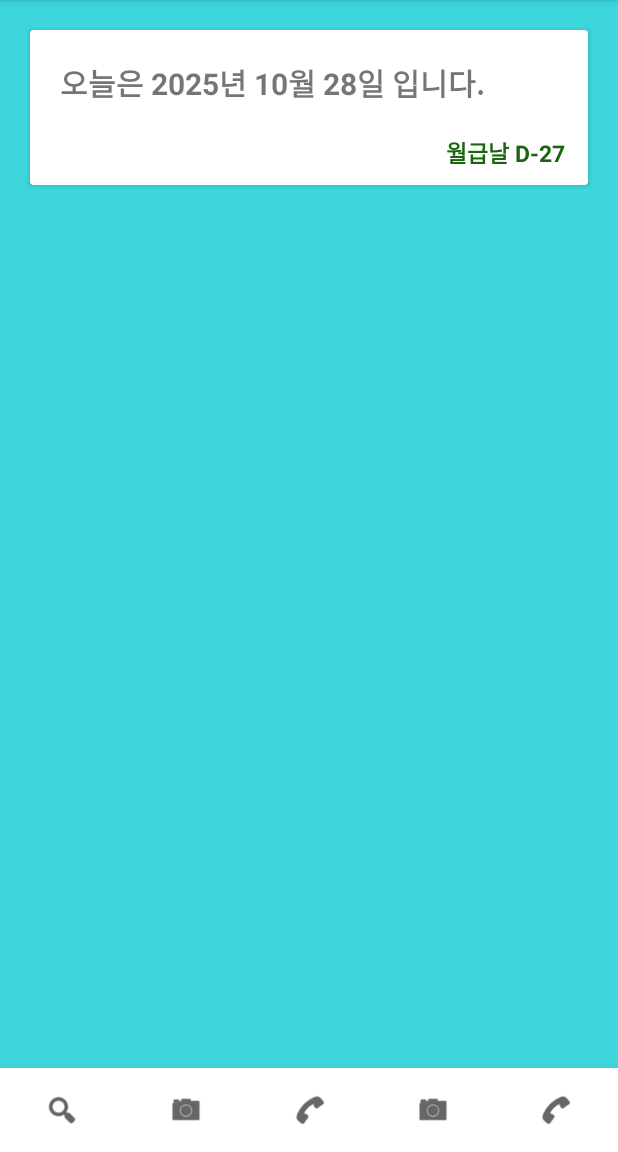
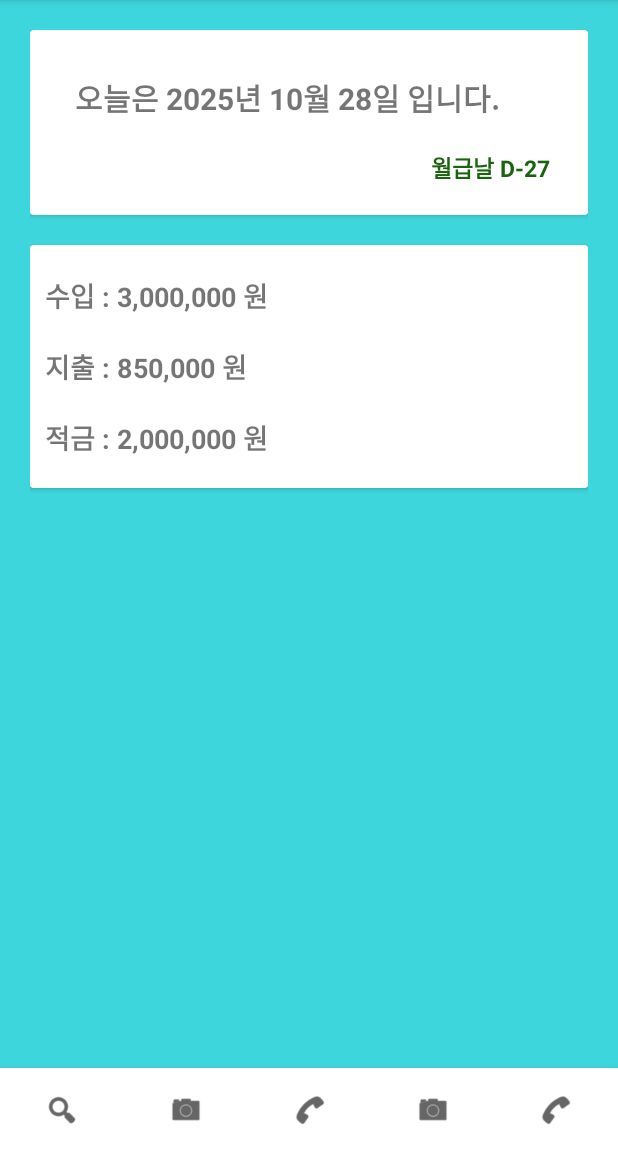
Before and after one commit to gunheehan/AccountBank, an Android app: the screen it shows after launch (MainActivity), on a phone screen of 412 x 824 dp, the part 84-1236 px from its top. Run offline under Robolectric (Android 15) with nearby library versions, the phone set to English and light mode, and no system bars.

Commit message:
컨텐츠 카드 뷰 중첩 및 패딩 적용

```diff
--- a/app/src/main/res/layout/fragment_mainboard.xml
+++ b/app/src/main/res/layout/fragment_mainboard.xml
@@ -1,42 +1,81 @@
 <LinearLayout xmlns:android="http://schemas.android.com/apk/res/android"
     xmlns:tools="http://schemas.android.com/tools"
-    xmlns:app="http://schemas.android.com/apk/res-auto"
     android:layout_width="match_parent"
     android:layout_height="match_parent"
+    android:padding="20dp"
     android:background="#3DD6DC"
+    android:orientation="vertical"
     tools:context=".MainboardFragment">
 
+    <!-- 첫 번째 카드 -->
     <androidx.cardview.widget.CardView
         android:layout_width="match_parent"
         android:layout_height="wrap_content"
-    android:layout_margin="20dp">
+        android:layout_marginBottom="20dp">
 
         <LinearLayout
             android:layout_width="match_parent"
             android:layout_height="wrap_content"
-        android:orientation="vertical">
+            android:orientation="vertical"
+            android:padding="10dp">
 
             <TextView
                 android:layout_width="match_parent"
                 android:layout_height="wrap_content"
                 android:padding="20dp"
                 android:text="오늘은 2025년 10월 28일 입니다."
-            android:textStyle="bold"
-            android:textSize="20sp" />
+                android:textSize="20sp"
+                android:textStyle="bold" />
 
             <TextView
                 android:layout_width="match_parent"
                 android:layout_height="wrap_content"
-            android:paddingRight="15dp"
+                android:gravity="end"
+            android:paddingEnd="15dp"
             android:paddingBottom="10dp"
             android:text="월급날 D-27"
-            android:textStyle="bold"
             android:textColor="#1A630F"
             android:textSize="15sp"
-            android:gravity="right"
-            />
+            android:textStyle="bold" />
 
         </LinearLayout>
+    </androidx.cardview.widget.CardView>
 
+    <androidx.cardview.widget.CardView
+        android:layout_width="match_parent"
+        android:layout_height="wrap_content">
+
+        <LinearLayout
+            android:layout_width="match_parent"
+            android:layout_height="wrap_content"
+            android:orientation="vertical"
+            android:padding="10dp">
+
+            <TextView
+                android:layout_width="match_parent"
+                android:layout_height="wrap_content"
+                android:text="수입 : 3,000,000 원"
+                android:textSize="18sp"
+                android:textStyle="bold"
+                android:paddingVertical="10dp"/>
+
+            <TextView
+                android:layout_width="match_parent"
+                android:layout_height="wrap_content"
+                android:text="지출 : 850,000 원"
+                android:textSize="18sp"
+                android:textStyle="bold"
+                android:paddingVertical="10dp"/>
+
+            <TextView
+                android:layout_width="match_parent"
+                android:layout_height="wrap_content"
+                android:text="적금 : 2,000,000 원"
+                android:textSize="18sp"
+                android:textStyle="bold"
+                android:paddingVertical="10dp"/>
+
+        </LinearLayout>
     </androidx.cardview.widget.CardView>
+
 </LinearLayout>
```
Lines whose indentation alone changed are shown as unchanged.
